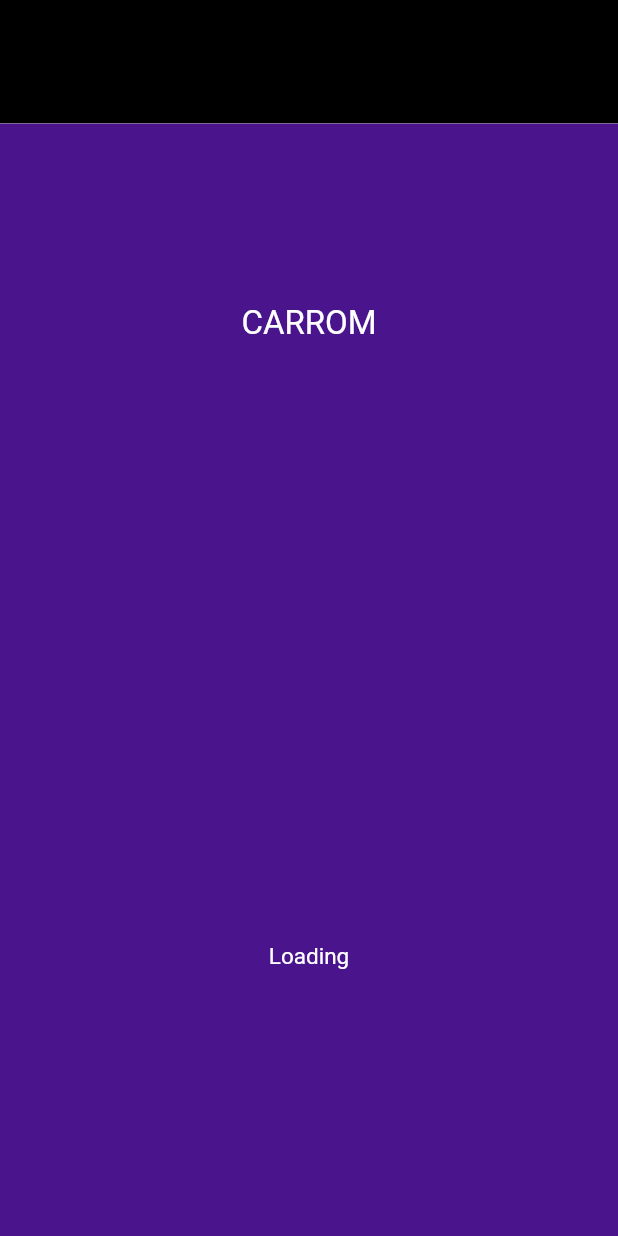
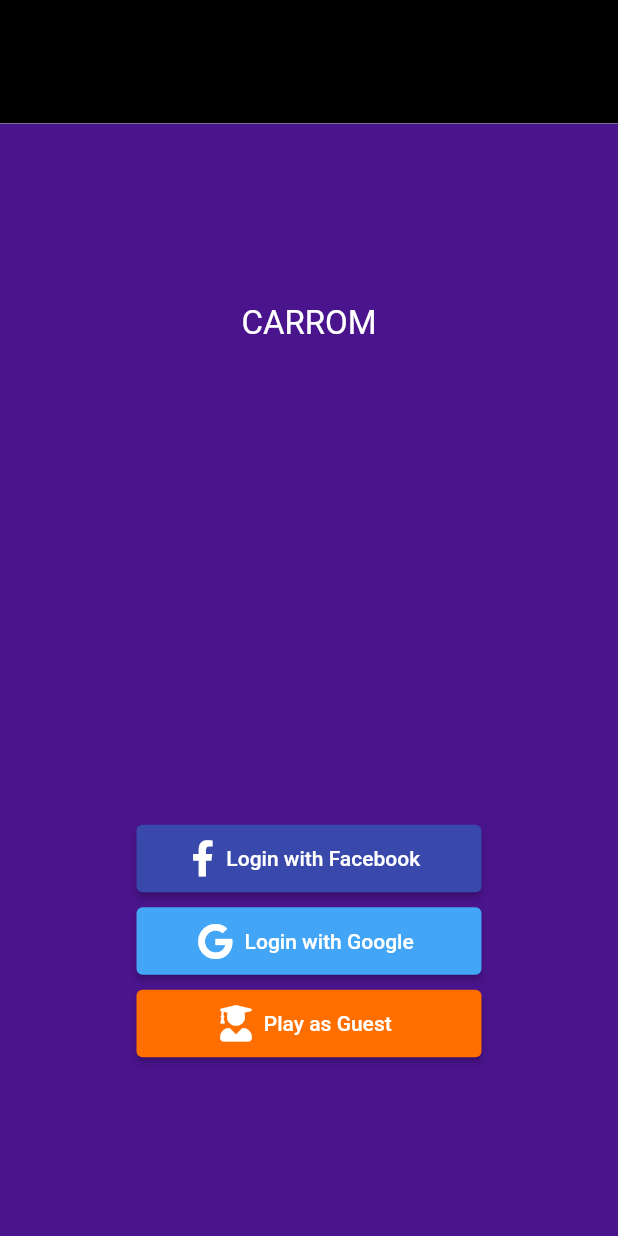
Before and after one commit to Wahed08/CustomUI, a Flutter app: the screen it shows after launch, after a tap on "Carrom", on a phone screen of 412 x 824 dp. Run offline on Flutter 3.47's test engine with Material 2 defaults, Android fonts, the phone set to English and light mode, and no system bars; our stand-ins replace carousel_slider, connectivity, firebase_auth, firebase_core, font_awesome_flutter, google_sign_in; accounts and stored records are empty.

Commit message:
bug fixed

```diff
--- a/testBottomSheet/lib/task/loadingCarrom.dart
+++ b/testBottomSheet/lib/task/loadingCarrom.dart
@@ -1,7 +1,5 @@
-import 'package:firebase_auth/firebase_auth.dart';
+import 'package:connectivity/connectivity.dart';
 import 'package:flutter/material.dart';
-import 'package:provider/provider.dart';
-import './googleUser.dart';
 import './signInOptions.dart';
 
 class LoadingCarromScreen extends StatefulWidget {
@@ -16,20 +14,33 @@ class _LoadingCarromScreenState extends State<LoadingCarromScreen> {
 
   @override
   void initState() {
+    print("hello");
     _isLoading = true;
-
-    Future.delayed(Duration(seconds: 2)).then((_) {
-      setState(() {
-        _isLoading = false;
-      });
-    });
 
     super.initState();
   }
 
   @override
+  void didChangeDependencies() async {
+    var result = await Connectivity().checkConnectivity();
+    print(result);
+    final hasInternet = result != ConnectivityResult.none;
+    if (hasInternet) {
+      print("object");
+      setState(() {
+        _isLoading = false;
+      });
+    } else {
+      print("sdfjobject");
+      setState(() {
+        _isLoading = true;
+      });
+    }
+    super.didChangeDependencies();
+  }
+
+  @override
   Widget build(BuildContext context) {
-
     return Scaffold(
       body: Stack(children: [
         Container(
@@ -47,10 +58,19 @@ class _LoadingCarromScreenState extends State<LoadingCarromScreen> {
                 ),
               ),
             ),
-            _isLoading?SizedBox(
-              height: 400,
-            ): SizedBox(height: 320,),
-            _isLoading ? Text("Loading", style: TextStyle(color: Colors.white, fontSize: 15),) : SignInOptions()
+            _isLoading
+                ? SizedBox(
+                    height: 400,
+                  )
+                : SizedBox(
+                    height: 320,
+                  ),
+            _isLoading
+                ? Text(
+                    "Loading..",
+                    style: TextStyle(color: Colors.white, fontSize: 15),
+                  )
+                : SignInOptions()
           ],
         ),
       ]),
--- a/testBottomSheet/pubspec.yaml
+++ b/testBottomSheet/pubspec.yaml
@@ -34,6 +34,7 @@ dependencies:
   google_sign_in: ^5.0.3
 
   font_awesome_flutter: ^9.2.0
+  connectivity: ^3.0.6
 
 dev_dependencies:
   flutter_test:
```
Also changed, not shown: testBottomSheet/pubspec.lock.
